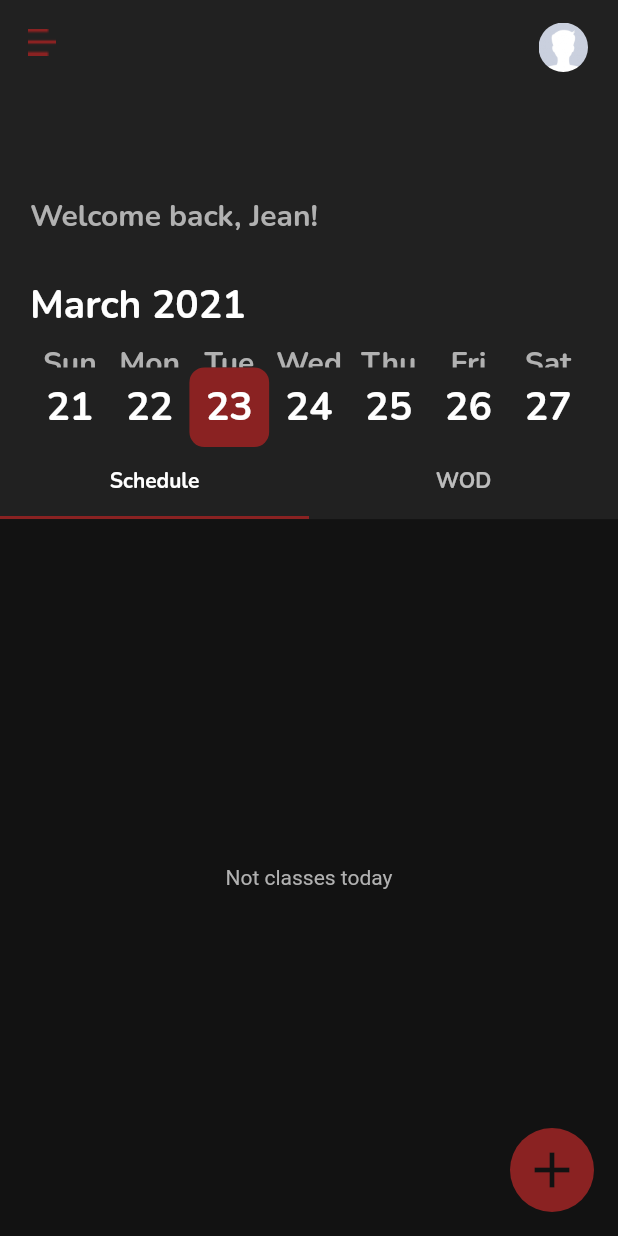
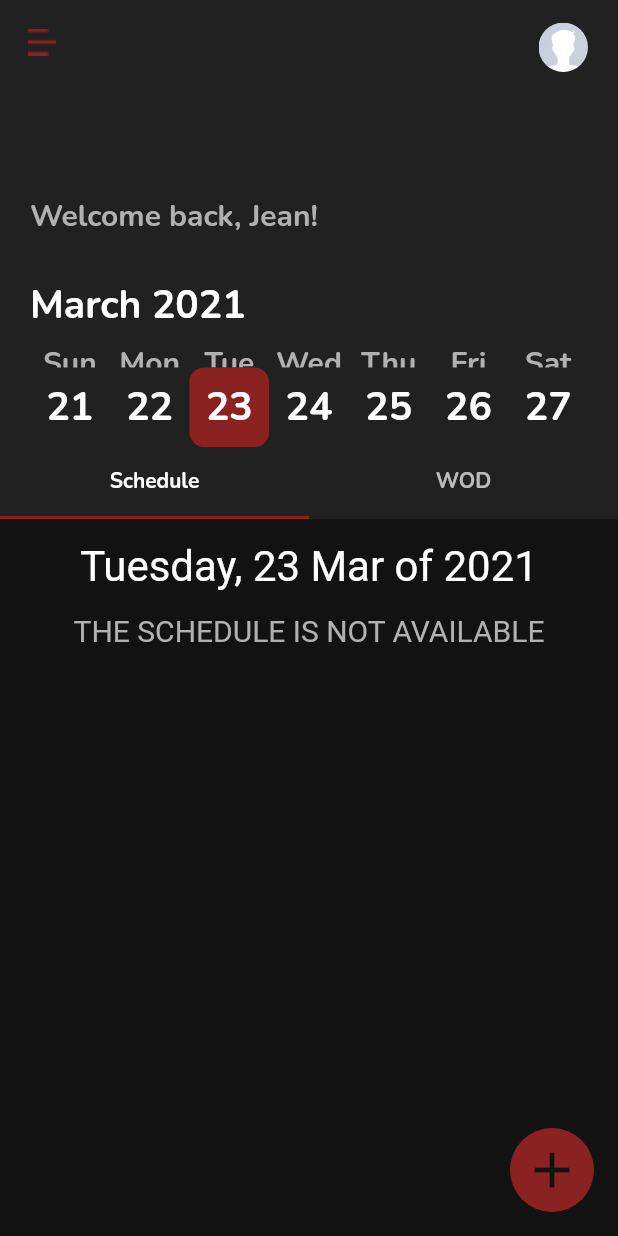
Before and after one commit to anthonycuervo23/kabod_app, a Flutter app: the screen it shows once a user with an empty profile is signed in, on a phone screen of 412 x 824 dp. Run offline on Flutter 3.47's test engine with Material 2 defaults, Android fonts, the phone set to English and light mode, and no system bars; drawn by our look-alikes of table_calendar; our stand-ins replace cloud_firestore, firebase_auth, firebase_core, flutter_form_builder; accounts and stored records are empty.

Commit message:
change home screen to display schedule and wods

```diff
--- a/lib/main.dart
+++ b/lib/main.dart
@@ -45,11 +45,17 @@ class MyApp extends StatelessWidget {
         ChangeNotifierProvider(create: (_) => UserModel.instance()),
         ChangeNotifierProvider(create: (_) {
           DateTime today = DateTime.now();
+          final firstDayOfTheWeek = today
+              .subtract(Duration(days: today.weekday))
+              .millisecondsSinceEpoch;
+          final lastDayOfTheWeek = today
+              .add(Duration(days: 7 - today.weekday))
+              .millisecondsSinceEpoch;
           DateTime firstDate =
               beginningOfDay(DateTime(today.year, today.month, 1));
           Stream<List<Classes>> _classesStream =
               ClassesRepository(FirebaseFirestore.instance)
-                  .getClassesOfTheDay();
+                  .getClassesOfTheDay(firstDayOfTheWeek, lastDayOfTheWeek);
           Stream<List<Wod>> _wodsStream =
               WodRepository(FirebaseFirestore.instance).getWods(
                   firstDate.millisecondsSinceEpoch,
--- a/lib/screens/home/home_screen.dart
+++ b/lib/screens/home/home_screen.dart
@@ -88,7 +88,19 @@ class _HomeScreenState extends State<HomeScreen> {
                   if (snapshot.hasData) {
                     final List<Classes> classes = snapshot.data;
                     mainScreenModel.groupClasses(classes);
-                    return displayHoursList(classes, mainScreenModel);
+                    return Column(
+                      children: [
+                        DividerMedium(),
+                        Text(
+                            DateFormat('EEEE, d MMM of y')
+                                .format(mainScreenModel.selectedDate)
+                                .toString(),
+                            style: TextStyle(
+                                fontSize: 28, color: kWhiteTextColor)),
+                        DividerMedium(),
+                        displayHoursList(classes, mainScreenModel)
+                      ],
+                    );
                   }
                   switch (snapshot.connectionState) {
                     case ConnectionState.waiting:
@@ -107,7 +119,10 @@ class _HomeScreenState extends State<HomeScreen> {
                       return Column(
                         children: [
                           DividerMedium(),
-                          Text('Today\'s WOD',
+                          Text(
+                              DateFormat('EEEE, d MMM of y')
+                                  .format(mainScreenModel.selectedDate)
+                                  .toString(),
                               style: TextStyle(
                                   fontSize: 28, color: kWhiteTextColor)),
                           DividerMedium(),
@@ -134,15 +149,30 @@ class _HomeScreenState extends State<HomeScreen> {
             mainScreenModel.selectedDate.day == element.classDate.day)
         .toList();
     if (selectedClasses.length < 1) {
-      return Center(child: Text('Not classes today'));
+      return Center(
+          child: Text(
+        'THE SCHEDULE IS NOT AVAILABLE',
+        style: TextStyle(fontSize: 20),
+        textAlign: TextAlign.center,
+      ));
+    } else if (selectedClasses[0].classDate.weekday == 6 ||
+        selectedClasses[0].classDate.weekday == 7) {
+      return Center(
+          child: Text(
+        'NO CLASSES TODAY',
+        style: TextStyle(fontSize: 20),
+        textAlign: TextAlign.center,
+      ));
     }
-    final List<String> classHours =
-        selectedClasses[0].classAthletes.keys.toList();
+    print(selectedClasses[0].classDate.weekday);
     return Expanded(
       child: ListView.builder(
           itemCount: selectedClasses[0].startingHours.length,
           itemBuilder: (BuildContext context, int index) {
+            final List<String> classHours =
+                selectedClasses[0].classAthletes.keys.toList();
             final String currentClassHour = classHours[index];
+            print(classHours);
             return InkWell(
               onTap: () => Navigator.pushNamed(
                   context, AppRoutes.classDetailsRoute,
@@ -150,20 +180,12 @@ class _HomeScreenState extends State<HomeScreen> {
               child: DefaultCard(
                 child: Row(
                   children: [
-                    Column(
-                      children: [
-                        Text(
-                          DateFormat.jm()
-                              .format(selectedClasses[0].startingHours[index])
-                              .toString()
-                              .toLowerCase(),
-                          style:
-                              TextStyle(fontSize: 22, color: kWhiteTextColor),
-                        ),
-                        Text(DateFormat('E d, MMM')
-                            .format(selectedClasses[0].classDate)
-                            .toString()),
-                      ],
+                    Text(
+                      DateFormat.jm()
+                          .format(selectedClasses[0].startingHours[index])
+                          .toString()
+                          .toLowerCase(),
+                      style: TextStyle(fontSize: 22, color: kWhiteTextColor),
                     ),
                     Flexible(
                       child: ListTile(
@@ -173,10 +195,12 @@ class _HomeScreenState extends State<HomeScreen> {
                               : 'Open Box',
                           style:
                               TextStyle(fontSize: 24, color: kWhiteTextColor),
+                          textAlign: TextAlign.center,
                         ),
                         subtitle: Text(
                           '${selectedClasses[0].classAthletes[currentClassHour].length} / ${selectedClasses[0].maxAthletes} Participants',
                           style: TextStyle(color: kTextColor),
+                          textAlign: TextAlign.center,
                         ),
                         trailing: Icon(
                           Icons.arrow_forward_ios,
@@ -204,12 +228,20 @@ class _HomeScreenState extends State<HomeScreen> {
         mainScreenModel.selectedDate.weekday == 7) {
       return RestDayMessage();
     } else if (mainScreenModel.selectedDate.isBefore(firstDate)) {
-      return Center(child: Text('THIS WOD IS NO LONGER AVAILABLE'));
+      return Center(
+          child: Text(
+        'THIS WOD IS NO LONGER AVAILABLE',
+        style: TextStyle(fontSize: 20),
+        textAlign: TextAlign.center,
+      ));
     } else if (mainScreenModel.selectedDate
         .isAfter(today.add(Duration(days: 1)))) {
       return Center(
         child: Text(
-            'THIS WOD CANNOT BE VIEWED UNTIL ${df.format(mainScreenModel.selectedDate)}'),
+          'THIS WOD CANNOT BE VIEWED UNTIL ${df.format(mainScreenModel.selectedDate)}',
+          style: TextStyle(fontSize: 20),
+          textAlign: TextAlign.center,
+        ),
       );
     } else {
       return Expanded(
```
Also changed, not shown: lib/screens/classes/repository/classes_repository.dart (+4 -3 lines).
